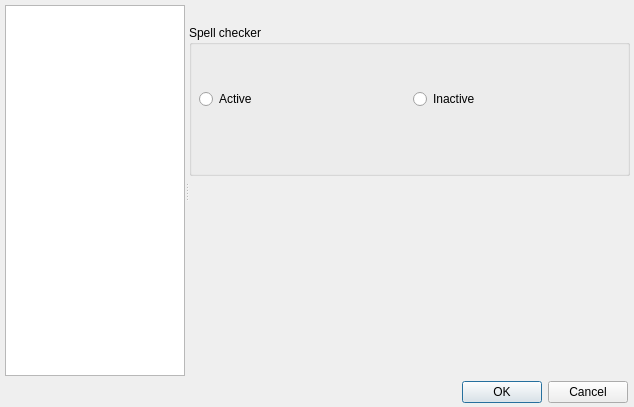
gitter-badger/simplechatclient, file ui/options.ui: the form before one commit.
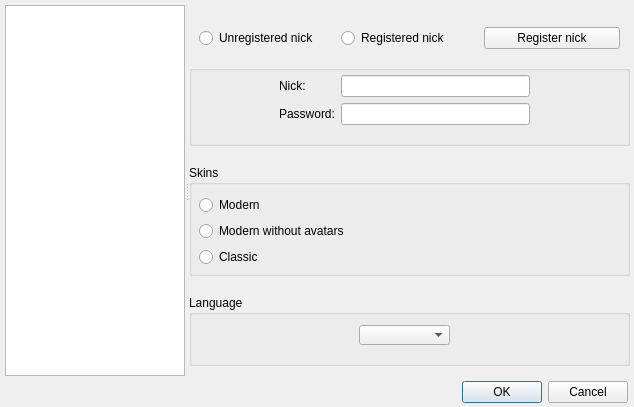
The form after the commit. The open tabs and pages were chosen to show the change. Icons and pictures are not drawn.

Commit message: removed spellchecker - it is too slow

Diff of the .ui file:
```diff
--- a/ui/options.ui
+++ b/ui/options.ui
@@ -1154,47 +1154,6 @@
       </widget>
      </widget>
     </widget>
-    <widget class="QWidget" name="page_9">
-     <widget class="QGroupBox" name="groupBox_spellchecker">
-      <property name="geometry">
-       <rect>
-        <x>0</x>
-        <y>20</y>
-        <width>441</width>
-        <height>151</height>
-       </rect>
-      </property>
-      <property name="title">
-       <string>Spell checker</string>
-      </property>
-      <widget class="QWidget" name="horizontalLayoutWidget">
-       <property name="geometry">
-        <rect>
-         <x>10</x>
-         <y>29</y>
-         <width>421</width>
-         <height>91</height>
-        </rect>
-       </property>
-       <layout class="QHBoxLayout" name="horizontalLayout_8">
-        <item>
-         <widget class="QRadioButton" name="radioButton_spellchecker_active">
-          <property name="text">
-           <string>Active</string>
-          </property>
-         </widget>
-        </item>
-        <item>
-         <widget class="QRadioButton" name="radioButton_spellchecker_inactive">
-          <property name="text">
-           <string>Inactive</string>
-          </property>
-         </widget>
-        </item>
-       </layout>
-      </widget>
-     </widget>
-    </widget>
    </widget>
   </widget>
  </widget>
```
The commit also changes 15 other files.
